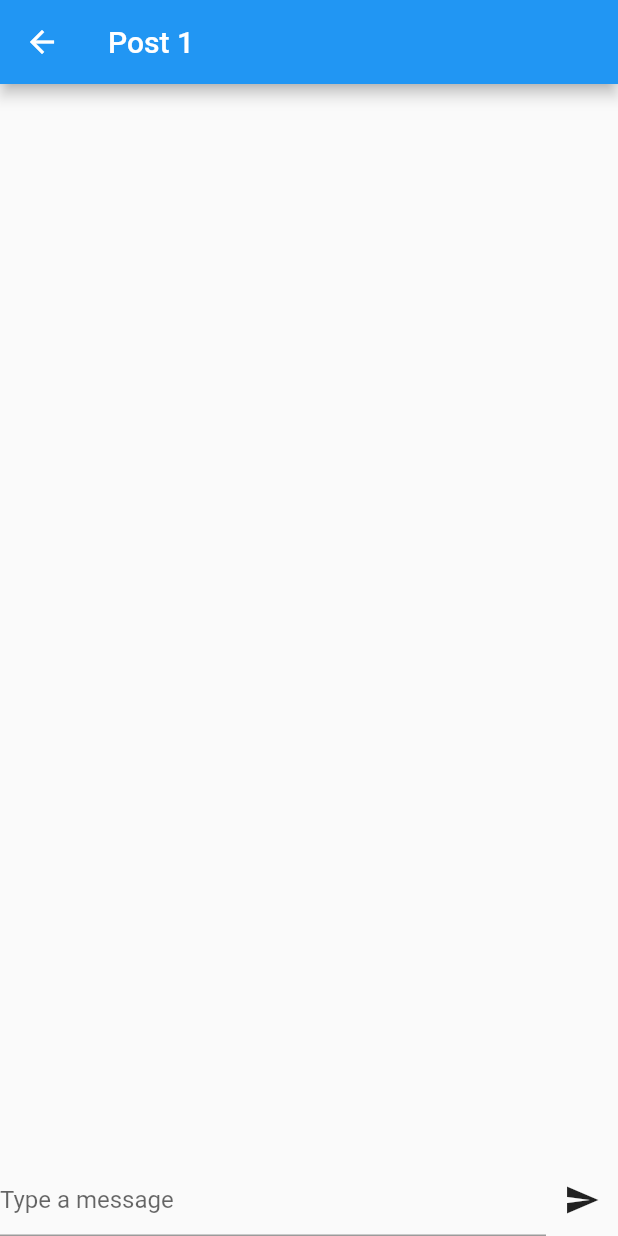
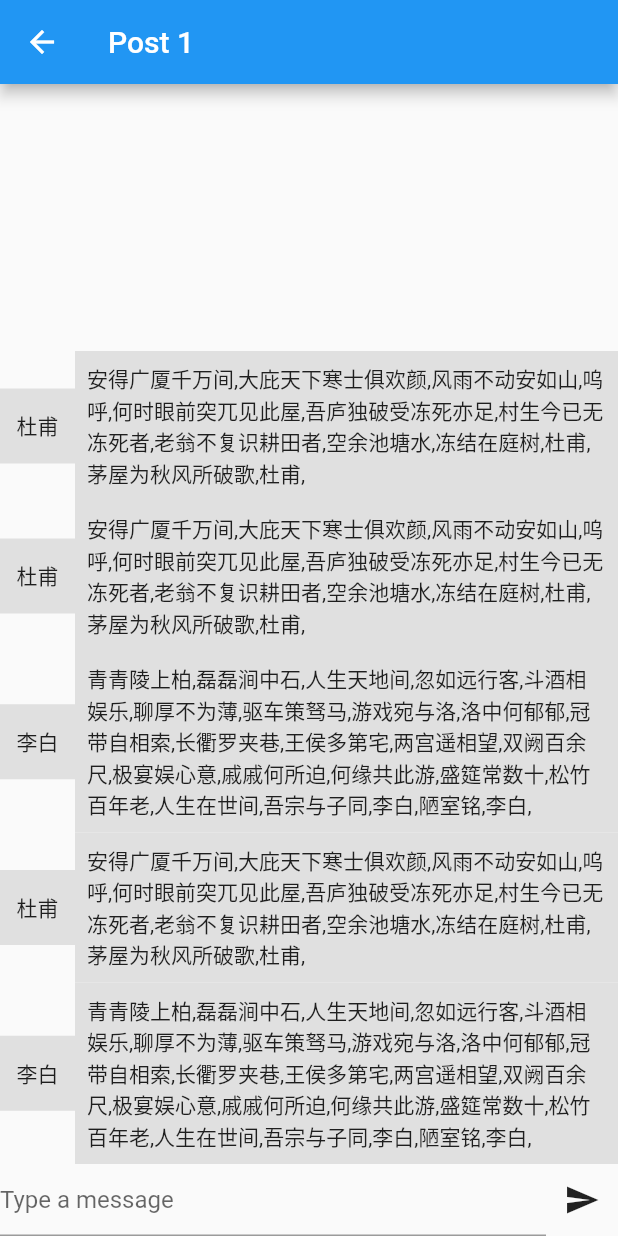
Before and after one commit to LiHeng99/mqtt_flutter, a Flutter app: the screen it shows after launch, after a tap on "Post 1", on a phone screen of 412 x 824 dp. Run offline on Flutter 3.47's test engine with Material 2 defaults, Android fonts, the phone set to English and light mode, and no system bars.

Commit message:
聊天界面修改

```diff
--- a/lib/main.dart
+++ b/lib/main.dart
@@ -56,11 +56,44 @@ class _MainPageState extends State<MainPage> {
       appBar: AppBar(
         title: const Text('Custom AppBar'),
         leading: IconButton(
-          icon: const Icon(Icons.arrow_back),
+          icon: const Icon(Icons.menu),
           onPressed: () {
-            Navigator.pop(context);
+            // Navigator.pop(context);
           },
         ),
+        actions: <Widget>[
+          IconButton(
+            padding: const EdgeInsets.only(right: 32.0),
+            icon: const Icon(Icons.search),
+            onPressed: () {
+              // 这里添加你的搜索功能的代码
+              //弹框
+              showDialog(
+                context: context,
+                builder: (context) {
+                  return AlertDialog(
+                    title: const Text('Search'),
+                    content: const Text('Search your content here.'),
+                    actions: <Widget>[
+                      TextButton(
+                        child: const Text('Cancel'),
+                        onPressed: () {
+                          Navigator.of(context).pop();
+                        },
+                      ),
+                      TextButton(
+                        child: const Text('Confirm'),
+                        onPressed: () {
+                          Navigator.of(context).pop();
+                        },
+                      ),
+                    ],
+                  );
+                },
+              );
+            },
+          ),
+        ],
       ),
     );
   }
--- a/lib/pages/home/chat_page.dart
+++ b/lib/pages/home/chat_page.dart
@@ -1,21 +1,64 @@
 import 'package:flutter/material.dart';
+import 'package:mqtt/models/message_chat.dart';
 
-class ChatPage extends StatelessWidget {
-  final String appBarTitle; // add this
-  ChatPage({required this.appBarTitle}); // and this
+class ChatPage extends StatefulWidget {
+  final String appBarTitle;
+
+  ChatPage({Key? key, required this.appBarTitle}) : super(key: key);
+
+  @override
+  _ChatPageState createState() => _ChatPageState();
+}
+
+class _ChatPageState extends State<ChatPage> {
   final TextEditingController _controller = TextEditingController();
+
   @override
   Widget build(BuildContext context) {
     return Scaffold(
       appBar: AppBar(
         title: Text(
-          appBarTitle, // use it here
+          widget.appBarTitle,
           textAlign: TextAlign.center,
         ),
       ),
       body: Column(
         mainAxisAlignment: MainAxisAlignment.end,
         children: <Widget>[
+          Expanded(
+            child: ListView.builder(
+              reverse: true, // reverse the order of messages
+              itemCount: messageList.length,
+              itemBuilder: (context, index) {
+                final message = messageList[index];
+                return Row(
+                  children: <Widget>[
+                    DecoratedBox(
+                      decoration: BoxDecoration(
+                        color: Colors.grey[300],
+                      ),
+                      child: SizedBox(
+                        width: 50,
+                        height: 50,
+                        child: Center(
+                            child:
+                                Text(message.userName)), // center the username
+                      ),
+                    ),
+                    Expanded(
+                      child: Container(
+                        color: Colors.grey[300],
+                        child: Padding(
+                          padding: const EdgeInsets.all(8.0),
+                          child: Text(message.message),
+                        ),
+                      ),
+                    ),
+                  ],
+                );
+              },
+            ),
+          ),
           Row(
             children: <Widget>[
               Expanded(
@@ -40,3 +83,38 @@ class ChatPage extends StatelessWidget {
     );
   }
 }
+
+List<MessageChat> messageList = const [
+  //生成20条MessageChat对象数据
+  MessageChat(
+    userName: '李白',
+    message:
+        '青青陵上柏,磊磊涧中石,人生天地间,忽如远行客,斗酒相娱乐,聊厚不为薄,驱车策驽马,游戏宛与洛,洛中何郁郁,冠带自相索,长衢罗夹巷,王侯多第宅,两宫遥相望,双阙百余尺,极宴娱心意,戚戚何所迫,何缘共此游,盛筵常数十,松竹百年老,人生在世间,吾宗与子同,李白,陋室铭,李白,',
+    time: '2019',
+  ),
+  MessageChat(
+    userName: '杜甫',
+    message:
+        '安得广厦千万间,大庇天下寒士俱欢颜,风雨不动安如山,呜呼,何时眼前突兀见此屋,吾庐独破受冻死亦足,村生今已无冻死者,老翁不复识耕田者,空余池塘水,冻结在庭树,杜甫,茅屋为秋风所破歌,杜甫,',
+    time: '2019',
+  ),
+  MessageChat(
+    userName: '李白',
+    message:
+        '青青陵上柏,磊磊涧中石,人生天地间,忽如远行客,斗酒相娱乐,聊厚不为薄,驱车策驽马,游戏宛与洛,洛中何郁郁,冠带自相索,长衢罗夹巷,王侯多第宅,两宫遥相望,双阙百余尺,极宴娱心意,戚戚何所迫,何缘共此游,盛筵常数十,松竹百年老,人生在世间,吾宗与子同,李白,陋室铭,李白,',
+    time: '2019',
+  ),
+  MessageChat(
+    userName: '杜甫',
+    message:
+        '安得广厦千万间,大庇天下寒士俱欢颜,风雨不动安如山,呜呼,何时眼前突兀见此屋,吾庐独破受冻死亦足,村生今已无冻死者,老翁不复识耕田者,空余池塘水,冻结在庭树,杜甫,茅屋为秋风所破歌,杜甫,',
+    time: '2019',
+  ),
+
+  MessageChat(
+    userName: '杜甫',
+    message:
+        '安得广厦千万间,大庇天下寒士俱欢颜,风雨不动安如山,呜呼,何时眼前突兀见此屋,吾庐独破受冻死亦足,村生今已无冻死者,老翁不复识耕田者,空余池塘水,冻结在庭树,杜甫,茅屋为秋风所破歌,杜甫,',
+    time: '2019',
+  ),
+];
```
Also changed, not shown: lib/models/message_chat.dart (added, +27 -0 lines), lib/pages/home/home_page.dart (+12 -0 lines).
